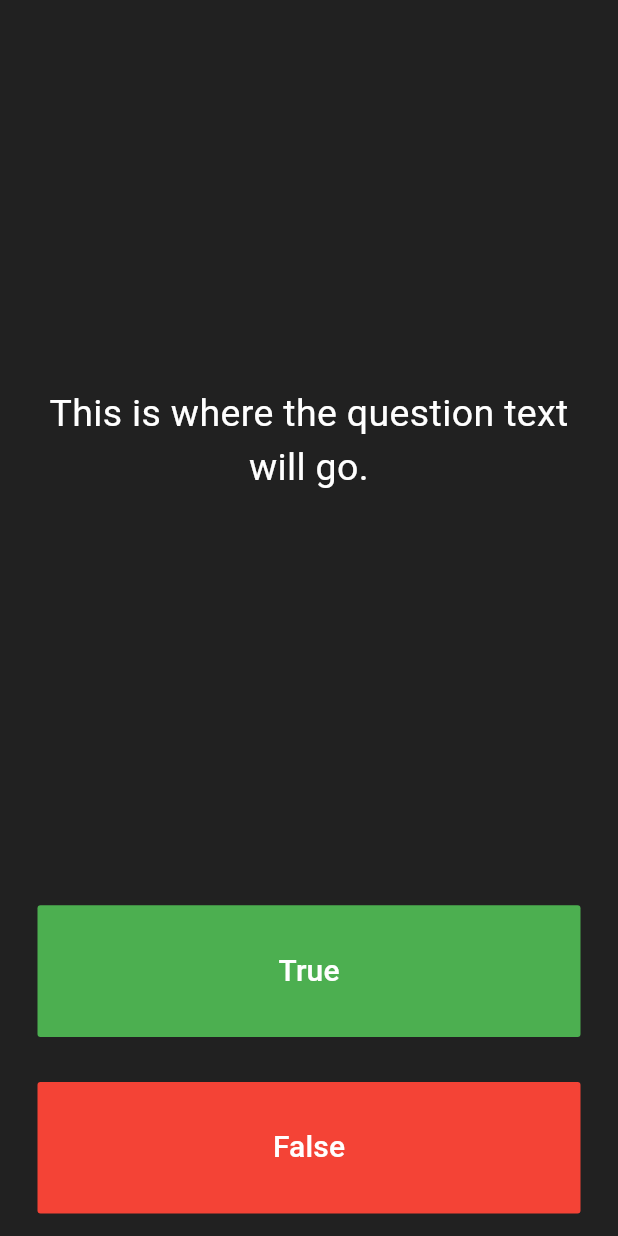
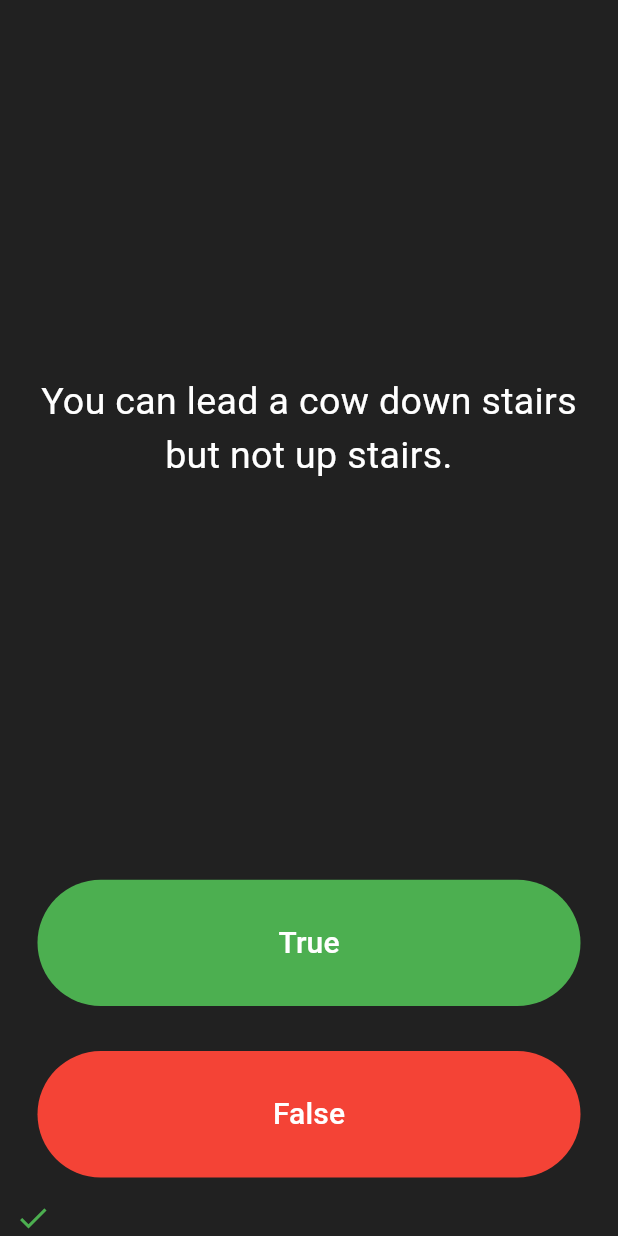
Before and after one commit to shox17/quizzler-flutter, a Flutter app: the screen it shows after launch, after a tap on "True", on a phone screen of 412 x 824 dp. Run offline on Flutter 3.47's test engine with Material 3 defaults, Android fonts, the phone set to English and light mode, and no system bars; our stand-ins replace rflutter_alert.

Commit message:
completed quizzler app

```diff
--- a/lib/main.dart
+++ b/lib/main.dart
@@ -1,4 +1,8 @@
 import 'package:flutter/material.dart';
+import 'quiz_brain.dart';
+import 'package:rflutter_alert/rflutter_alert.dart';
+
+QuizBrain quizBrain = QuizBrain();
 
 void main() => runApp(const Quizzler());
 
@@ -27,21 +31,55 @@ class QuizPage extends StatefulWidget {
 }
 
 class _QuizPageState extends State<QuizPage> {
+  List<Icon> scoreKeeper = [];
+
+  void checkAnswer(bool userPickedAnswer) {
+    bool correctAnswer = quizBrain.getCorrectAnswer();
+    setState(() {
+      if (quizBrain.isFinished() == true) {
+        Alert(
+          context: context,
+          title: 'Finished!',
+          desc: 'You\'ve reached the end of the quiz.',
+        ).show();
+        quizBrain.reset();
+        scoreKeeper = [];
+      } else {
+        if (userPickedAnswer == correctAnswer) {
+          scoreKeeper.add(
+            const Icon(
+              Icons.check,
+              color: Colors.green,
+            ),
+          );
+        } else {
+          scoreKeeper.add(
+            const Icon(
+              Icons.close,
+              color: Colors.red,
+            ),
+          );
+        }
+        quizBrain.nextQuestion();
+      }
+    });
+  }
+
   @override
   Widget build(BuildContext context) {
     return Column(
       mainAxisAlignment: MainAxisAlignment.spaceBetween,
       crossAxisAlignment: CrossAxisAlignment.stretch,
       children: [
-        const Expanded(
+        Expanded(
           flex: 5,
           child: Padding(
-            padding: EdgeInsets.all(10.0),
+            padding: const EdgeInsets.all(10.0),
             child: Center(
               child: Text(
-                'This is where the question text will go.',
+                quizBrain.getQuestionText(),
                 textAlign: TextAlign.center,
-                style: TextStyle(
+                style: const TextStyle(
                   fontSize: 25.0,
                   color: Colors.white,
                 ),
@@ -52,9 +90,8 @@ class _QuizPageState extends State<QuizPage> {
         Expanded(
           child: Padding(
             padding: const EdgeInsets.all(15.0),
-            child: FlatButton(
-              textColor: Colors.white,
-              color: Colors.green,
+            child: TextButton(
+              style: TextButton.styleFrom(backgroundColor: Colors.green),
               child: const Text(
                 'True',
                 style: TextStyle(
@@ -63,7 +100,7 @@ class _QuizPageState extends State<QuizPage> {
                 ),
               ),
               onPressed: () {
-                //The user picked true.
+                checkAnswer(true);
               },
             ),
           ),
@@ -71,8 +108,8 @@ class _QuizPageState extends State<QuizPage> {
         Expanded(
           child: Padding(
             padding: const EdgeInsets.all(15.0),
-            child: FlatButton(
-              color: Colors.red,
+            child: TextButton(
+              style: TextButton.styleFrom(backgroundColor: Colors.red),
               child: const Text(
                 'False',
                 style: TextStyle(
@@ -81,12 +118,14 @@ class _QuizPageState extends State<QuizPage> {
                 ),
               ),
               onPressed: () {
-                //The user picked false.
+                checkAnswer(false);
               },
             ),
           ),
         ),
-        //TODO: Add a Row here as your score keeper
+        Row(
+          children: scoreKeeper,
+        ),
       ],
     );
   }
--- /dev/null
+++ b/lib/question.dart
@@ -0,0 +1,5 @@
+class Question{
+  Question(this.text,this.answer);
+  String text;
+  bool answer;
+}
--- /dev/null
+++ b/lib/quiz_brain.dart
@@ -0,0 +1,68 @@
+import'question.dart';
+//here the question.dart is imported, because we use the Question class in the list below.
+class QuizBrain {
+
+//here we made the questionNumber private by this _ sign.it could accessed only by QuizBrain  and public methods.
+  int _questionNumber= 0;
+
+//here we took this list from main.dart, and made it private with _ sign '_questionBank'.
+  final List<Question> _questionBank= [
+    Question('Some cats are actually allergic to humans', true),
+    Question('You can lead a cow down stairs but not up stairs.', false),
+    Question('Approximately one quarter of human bones are in the feet.', true),
+    Question('A slug\'s blood is green.', true),
+    Question('Buzz Aldrin\'s mother\'s maiden name was \"Moon\".', true),
+    Question('It is illegal to pee in the Ocean in Portugal.', true),
+    Question(
+        'No piece of square dry paper can be folded in half more than 7 times.',
+        false),
+    Question(
+        'In London, UK, if you happen to die in the House of Parliament, you are technically entitled to a state funeral, because the building is considered too sacred a place.',
+        true),
+    Question(
+        'The loudest sound produced by any animal is 188 decibels. That animal is the African Elephant.',
+        false),
+    Question(
+        'The total surface area of two human lungs is approximately 70 square metres.',
+        true),
+    Question('Google was originally called \"Backrub\".', true),
+    Question(
+        'Chocolate affects a dog\'s heart and nervous system; a few ounces are enough to kill a small dog.',
+        true),
+    Question(
+        'In West Virginia, USA, if you accidentally hit an animal with your car, you are free to take it home to eat.',
+        true),
+  ];
+
+// nextQuestion method is used to pass to the next question until 13th question when the button is pressed.
+void nextQuestion(){
+  if (_questionNumber<_questionBank.length-1) {
+    _questionNumber++;
+  }
+}
+//getQuestionText method is used to find out the text of the question.
+String getQuestionText() {
+  return _questionBank[_questionNumber].text;
+}
+//getCorrectAnswer method is used to find out the answer of the question.
+bool getCorrectAnswer() {
+  return _questionBank[_questionNumber].answer;
+}
+
+// isFinished method is used to check if we have reached the last question, It should return (have an output) true if we've reached the last question and it should return false if we're not there yet.
+  bool isFinished() {
+    if (_questionNumber >= _questionBank.length -1) {
+
+    // Use a print statement to check that isFinished is returning true when you are indeed at the end of the quiz and when a restart should happen.
+      print('now returning true');
+      return true;
+    } else{
+      return false;
+    }
+  }
+//a reset() method here that sets the questionNumber back to 0.
+  void reset(){
+    _questionNumber=0;
+  }
+
+}
--- a/pubspec.yaml
+++ b/pubspec.yaml
@@ -34,6 +34,7 @@ dependencies:
   # The following adds the Cupertino Icons font to your application.
   # Use with the CupertinoIcons class for iOS style icons.
   cupertino_icons: ^1.0.2
+  rflutter_alert: ^2.0.7
 
 dev_dependencies:
   flutter_test:
```
Also changed, not shown: pubspec.lock, 1 other file.
